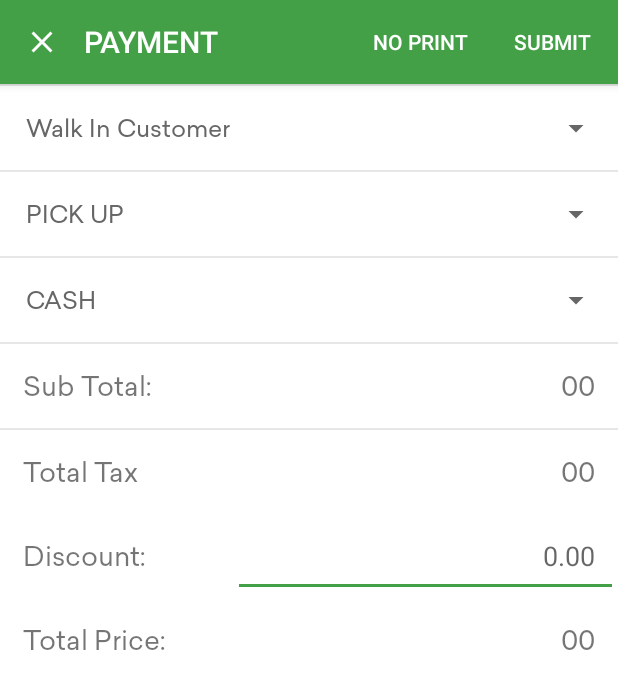
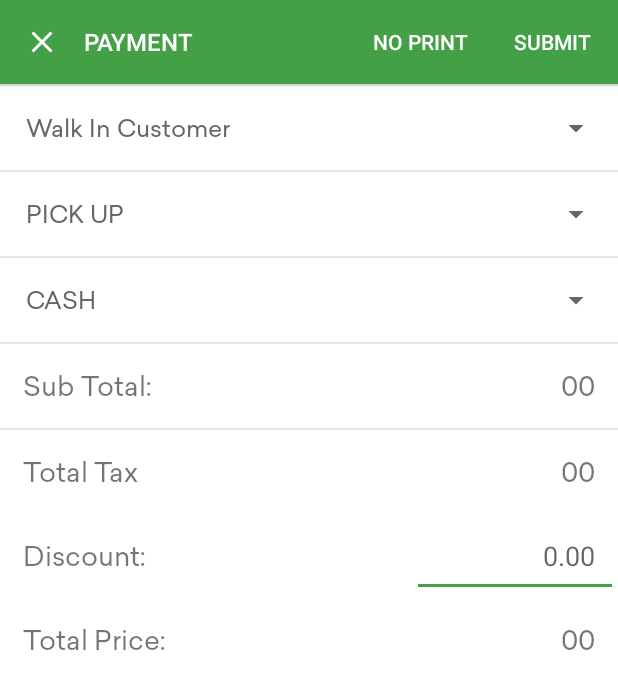
Before and after one commit to filberthtwn/Foodzu-POS_Java, an Android app: the layout dialog_payment.xml on its own in the app's theme, with its tools: preview values and no code run, on a phone screen of 412 x 824 dp. Shown: the top 689 px of the screen. Run offline under Robolectric (Android 15) with nearby library versions, the phone set to English and light mode, and no system bars.

Commit message:
Fix Bugs

```diff
--- a/app/src/main/java/com/app/superpos/orders/OrderDetailsActivity.java
+++ b/app/src/main/java/com/app/superpos/orders/OrderDetailsActivity.java
@@ -291,7 +291,7 @@ public class OrderDetailsActivity extends BaseActivity {
         double totalTax = totalPriceWithCgst + totalPriceWithSgst;
         double subtotalPrice = Double.parseDouble(orderDetail.getOrderPrice());
         double discount = Double.parseDouble(orderDetail.getDiscount());
-        calculatedTotalPrice = subtotalPrice + totalTax - discount;
+        calculatedTotalPrice = Math.round(subtotalPrice + totalTax - discount);
         txtTotalCost.setText(
             getString(R.string.total_price)
                 + ": "
--- a/app/src/main/res/layout/dialog_payment.xml
+++ b/app/src/main/res/layout/dialog_payment.xml
@@ -34,7 +34,8 @@
                 android:gravity="center|start"
                 android:text="@string/payment"
                 android:textAppearance="@style/Base.TextAppearance.AppCompat.Title"
-                android:textColor="@android:color/white" />
+                android:textColor="@android:color/white"
+                android:textSize="16sp" />
 
             <Button
                 android:id="@+id/btn_payment_dialog_noPrint"
@@ -187,7 +188,7 @@
                 android:orientation="horizontal">
 
                 <TextView
-                    android:layout_width="wrap_content"
+                    android:layout_width="match_parent"
                     android:layout_height="wrap_content"
                     android:layout_weight="1"
                     android:fontFamily="@font/sailec_regular"
@@ -197,11 +198,11 @@
 
                 <TextView
                     android:id="@+id/dialog_txt_total"
-                    android:layout_width="wrap_content"
+                    android:layout_width="match_parent"
                     android:layout_height="wrap_content"
-                    android:layout_weight="1"
+                    android:layout_weight="2"
+                    android:fontFamily="@font/sailec_regular"
                     android:gravity="right"
-                    android:fontFamily="@font/sailec_regular"
                     android:padding="15dp"
                     android:text="00"
                     android:textSize="18sp" />
@@ -220,7 +221,7 @@
 
                 <TextView
                     android:id="@+id/dialog_level_tax"
-                    android:layout_width="wrap_content"
+                    android:layout_width="match_parent"
                     android:layout_height="wrap_content"
                     android:layout_weight="1"
                     android:fontFamily="@font/sailec_regular"
@@ -230,12 +231,12 @@
 
                 <TextView
                     android:id="@+id/dialog_txt_total_tax"
-                    android:layout_width="wrap_content"
+                    android:layout_width="match_parent"
                     android:layout_height="wrap_content"
-                    android:layout_weight="1"
+                    android:layout_weight="2"
+                    android:fontFamily="@font/sailec_regular"
                     android:gravity="right"
                     android:padding="15dp"
-                    android:fontFamily="@font/sailec_regular"
                     android:text="00"
                     android:textSize="18sp" />
             </LinearLayout>
@@ -247,7 +248,7 @@
                 android:orientation="horizontal">
 
                 <TextView
-                    android:layout_width="wrap_content"
+                    android:layout_width="match_parent"
                     android:layout_height="wrap_content"
                     android:layout_weight="1"
                     android:fontFamily="@font/sailec_regular"
@@ -257,9 +258,9 @@
 
                 <EditText
                     android:id="@+id/etxt_dialog_discount"
-                    android:layout_width="wrap_content"
+                    android:layout_width="match_parent"
                     android:layout_height="wrap_content"
-                    android:layout_weight="1"
+                    android:layout_weight="2"
                     android:ems="10"
                     android:gravity="right"
                     android:hint="0.00"
@@ -275,7 +276,7 @@
                 android:orientation="horizontal">
 
                 <TextView
-                    android:layout_width="wrap_content"
+                    android:layout_width="match_parent"
                     android:layout_height="wrap_content"
                     android:layout_weight="1"
                     android:fontFamily="@font/sailec_regular"
@@ -285,9 +286,9 @@
 
                 <TextView
                     android:id="@+id/dialog_txt_total_cost"
-                    android:layout_width="wrap_content"
+                    android:layout_width="match_parent"
                     android:layout_height="wrap_content"
-                    android:layout_weight="1"
+                    android:layout_weight="2"
                     android:fontFamily="@font/sailec_regular"
                     android:gravity="right"
                     android:padding="15dp"
```
Also changed, not shown: app/src/main/java/com/app/superpos/database/DatabaseAccess.java (+18 -0 lines), app/src/main/java/com/app/superpos/orders/TestPrinter.java (+9 -7 lines), app/src/main/java/com/app/superpos/pos/ProductCart.java (+9 -9 lines).
